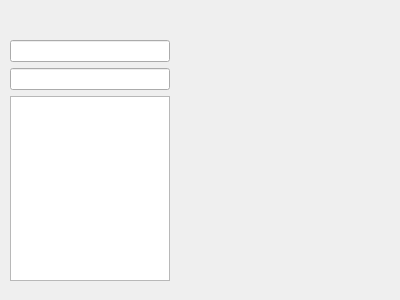
Old version of the form Thesaurus/Windows/write_words_window.ui in the repository Euclidis/Thesaurus.
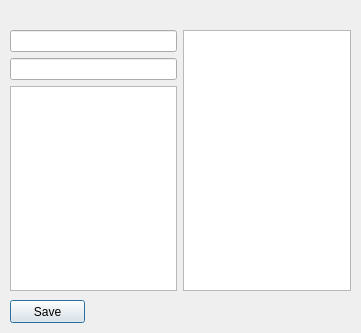
New version of the form.

Diff of the .ui file:
```diff
--- a/Thesaurus/Windows/write_words_window.ui
+++ b/Thesaurus/Windows/write_words_window.ui
@@ -6,8 +6,8 @@
    <rect>
     <x>0</x>
     <y>0</y>
-    <width>400</width>
-    <height>300</height>
+    <width>361</width>
+    <height>333</height>
    </rect>
   </property>
   <property name="windowTitle">
@@ -17,11 +17,13 @@
    <property name="geometry">
     <rect>
      <x>10</x>
-     <y>40</y>
-     <width>160</width>
-     <height>241</height>
+     <y>30</y>
+     <width>341</width>
+     <height>261</height>
     </rect>
    </property>
+   <layout class="QHBoxLayout" name="horizontalLayout">
+    <item>
    <layout class="QVBoxLayout" name="verticalLayout_2">
     <item>
      <layout class="QVBoxLayout" name="verticalLayout">
@@ -37,6 +39,24 @@
      <widget class="QTextEdit" name="textEdit"/>
     </item>
    </layout>
+    </item>
+    <item>
+     <widget class="QTextEdit" name="textEdit_2"/>
+    </item>
+   </layout>
+  </widget>
+  <widget class="QPushButton" name="pushButton">
+   <property name="geometry">
+    <rect>
+     <x>10</x>
+     <y>300</y>
+     <width>75</width>
+     <height>23</height>
+    </rect>
+   </property>
+   <property name="text">
+    <string>Save</string>
+   </property>
   </widget>
  </widget>
  <resources/>
```
Left out of the diff: 2 changed lines with no effect on the pictures. Lines whose indentation alone changed are shown as unchanged.
